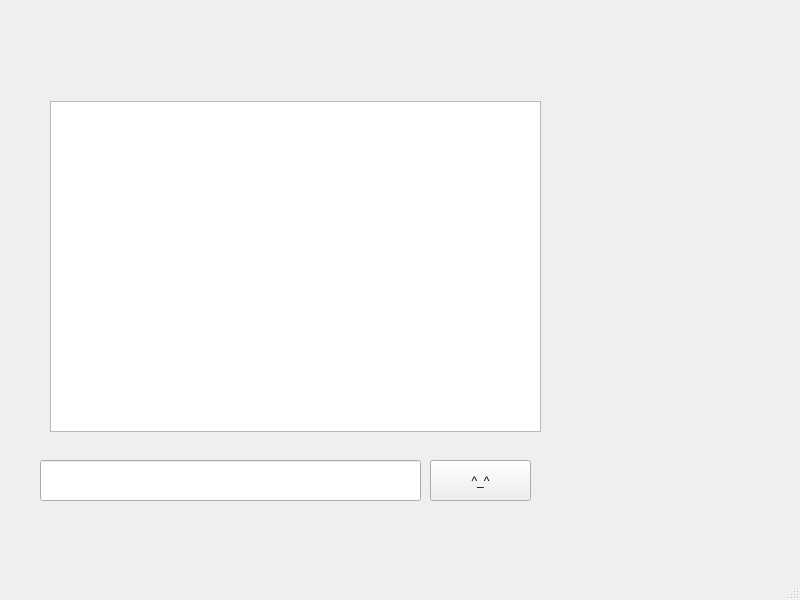
The window that client/mainwindow.ui (AltoKlef/QtChat) describes before a commit, drawn with Qt 5.
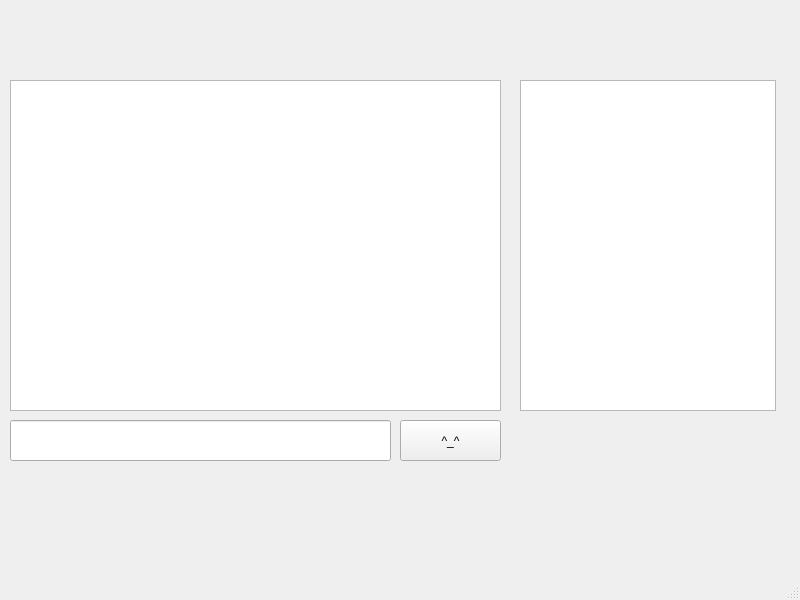
The same window after the commit.

The edit to the form file:
```diff
--- a/client/mainwindow.ui
+++ b/client/mainwindow.ui
@@ -17,8 +17,8 @@
    <widget class="QLineEdit" name="lineEdit">
     <property name="geometry">
      <rect>
-      <x>40</x>
-      <y>460</y>
+      <x>10</x>
+      <y>420</y>
       <width>381</width>
       <height>41</height>
      </rect>
@@ -27,8 +27,8 @@
    <widget class="QTextBrowser" name="textBrowser">
     <property name="geometry">
      <rect>
-      <x>50</x>
-      <y>101</y>
+      <x>10</x>
+      <y>80</y>
       <width>491</width>
       <height>331</height>
      </rect>
@@ -37,8 +37,8 @@
    <widget class="QPushButton" name="pushButton_2">
     <property name="geometry">
      <rect>
-      <x>430</x>
-      <y>460</y>
+      <x>400</x>
+      <y>420</y>
       <width>101</width>
       <height>41</height>
      </rect>
@@ -47,6 +47,16 @@
      <string>^_^</string>
     </property>
    </widget>
+   <widget class="QListWidget" name="userList">
+    <property name="geometry">
+     <rect>
+      <x>520</x>
+      <y>80</y>
+      <width>256</width>
+      <height>331</height>
+     </rect>
+    </property>
+   </widget>
   </widget>
   <widget class="QMenuBar" name="menubar">
    <property name="geometry">
```
